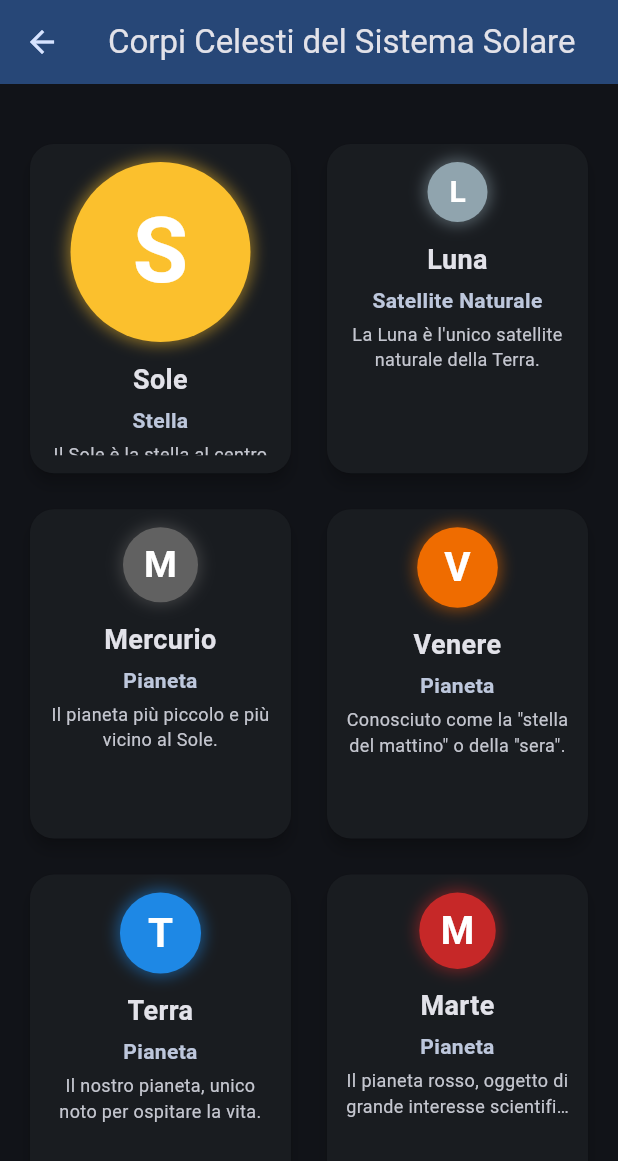
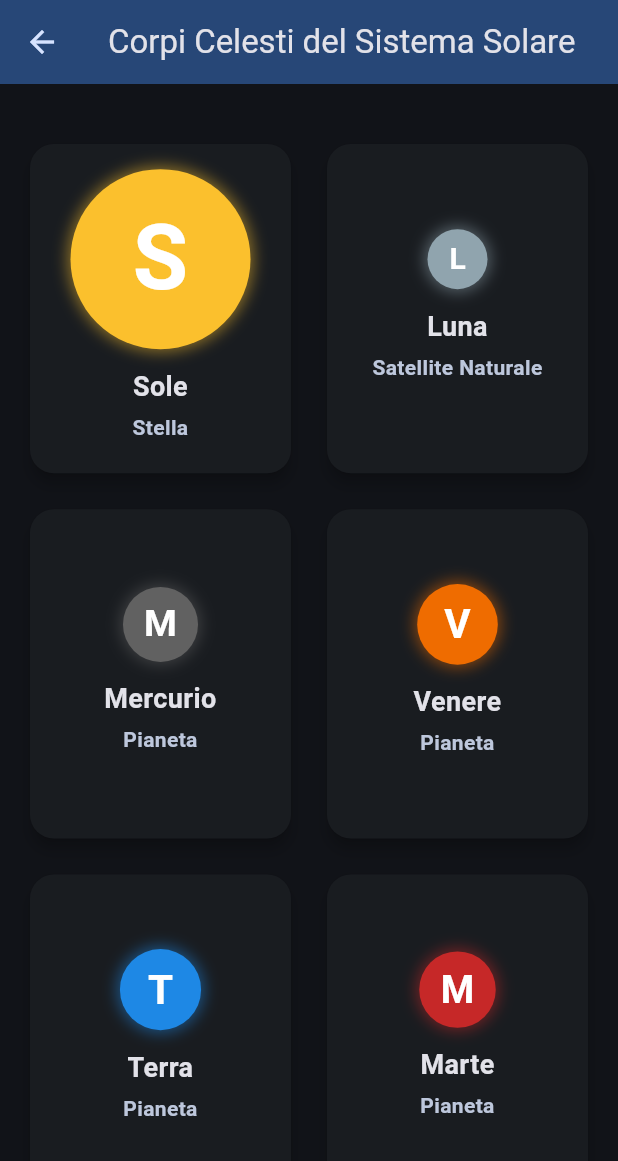
Before and after one commit to Lore-byte/PhysicsEaseRelease, a Flutter app: the PlanetsPage screen opened directly, on a phone screen of 412 x 824 dp. Shown: the top 1161 px of the screen. Run offline on Flutter 3.47's test engine with Material 3 defaults, Android fonts, the phone set to English and light mode, and no system bars; our stand-ins replace fl_chart, math_expressions, permission_handler, sensors_plus, share_plus, shared_preferences; missing offline and left inert: flutter_math_fork; accounts and stored records are empty.

Commit message:
little gui update

```diff
--- a/lib/pages/greek_alphabet_page.dart
+++ b/lib/pages/greek_alphabet_page.dart
@@ -26,7 +26,7 @@ class GreekAlphabetPage extends StatelessWidget {
     },
     {
       'letter': 'Δ δ (Delta)',
-      'description': r'''Variazione, differenza (es. $\Delta t$ per variazione di tempo). Simbolo maiuscolo ($\Delta$) per differenze finite, Laplaciano.''', // Fixed
+      'description': r'''Variazione, differenza. Simbolo maiuscolo per differenze finite, Laplaciano.''',
       'formula': '',
       'formula_note': ''
     },
@@ -50,25 +50,25 @@ class GreekAlphabetPage extends StatelessWidget {
     },
     {
       'letter': 'Θ θ (Theta)',
-      'description': r'''Angolo, temperatura (in termodinamica, a volte come $\Theta$).''',
+      'description': r'''Angolo, temperatura (in termodinamica).''',
       'formula': r'\theta',
       'formula_note': '(angolo)'
     },
     {
       'letter': 'Λ λ (Lambda)',
-      'description': r'''Lunghezza d\'onda, densità lineare di carica, costante cosmologica.''',
+      'description': r'''Lunghezza d'onda, densità lineare di carica, costante cosmologica.''',
       'formula': r'\lambda = v/f',
       'formula_note': '(lunghezza d\'onda)'
     },
     {
       'letter': 'Μ μ (Mu)',
-      'description': r'''Coefficiente di attrito, permeabilità magnetica ($ \mu_0 $), momento di dipolo magnetico.''',
+      'description': r'''Coefficiente di attrito, permeabilità magnetica, momento di dipolo magnetico.''',
       'formula': r'F_{attrito} = \mu_s N',
       'formula_note': '(forza di attrito)'
     },
     {
       'letter': 'Ν ν (Nu)',
-      'description': r'''Frequenza (a volte al posto di $f$).''',
+      'description': r'''Frequenza (a volte al posto di f).''',
       'formula': r'E = h\nu',
       'formula_note': '(energia del fotone)'
     },
@@ -80,7 +80,7 @@ class GreekAlphabetPage extends StatelessWidget {
     },
     {
       'letter': 'Π π (Pi)',
-      'description': r'''Costante matematica (3.14...), impulso. Simbolo maiuscolo ($\Pi$) per prodotto matematico.''',
+      'description': r'''Costante matematica (3.14...), impulso. Simbolo maiuscolo per prodotto matematico.''',
       'formula': '',
       'formula_note': ''
     },
@@ -92,7 +92,7 @@ class GreekAlphabetPage extends StatelessWidget {
     },
     {
       'letter': 'Σ σ (Sigma)',
-      'description': r'''Tensione meccanica, conducibilità elettrica, sezione d\'urto, deviazione standard. Simbolo maiuscolo ($\Sigma$) per sommatoria matematica.''',
+      'description': r'''Tensione meccanica, conducibilità elettrica, sezione d'urto, deviazione standard. Simbolo maiuscolo per sommatoria matematica.''',
       'formula': '',
       'formula_note': ''
     },
@@ -104,13 +104,13 @@ class GreekAlphabetPage extends StatelessWidget {
     },
     {
       'letter': 'Υ υ (Ypsilon)',
-      'description': r'''Velocità (a volte, per distinguerla da $v$).''',
+      'description': r'''Velocità (a volte, per distinguerla da v).''',
       'formula': '',
       'formula_note': ''
     },
     {
       'letter': 'Φ φ (Phi)',
-      'description': r'''Flusso magnetico/elettrico, potenziale, angolo di fase. Simbolo maiuscolo ($\Phi$) per flusso totale.''',
+      'description': r'''Flusso magnetico/elettrico, potenziale, angolo di fase. Simbolo maiuscolo per flusso totale.''',
       'formula': '',
       'formula_note': ''
     },
@@ -128,7 +128,7 @@ class GreekAlphabetPage extends StatelessWidget {
     },
     {
       'letter': 'Ω ω (Omega)',
-      'description': r'''Velocità angolare, frequenza angolare, resistenza (Ohm, come $\Omega$).''',
+      'description': r'''Velocità angolare, frequenza angolare, resistenza (Ohm).''',
       'formula': r'\omega = \frac{\Delta \theta}{\Delta t}',
       'formula_note': '(velocità angolare)'
     },
@@ -141,7 +141,7 @@ class GreekAlphabetPage extends StatelessWidget {
 
     return Scaffold(
       appBar: AppBar(
-        title: const Text('Alfabeto Greco in Fisica'),
+        title: const Text('Alfabeto Greco'),
         backgroundColor: colorScheme.primaryContainer,
         iconTheme: IconThemeData(color: colorScheme.onPrimaryContainer),
       ),
--- a/lib/pages/planets_page.dart
+++ b/lib/pages/planets_page.dart
@@ -265,18 +265,7 @@ class PlanetsPage extends StatelessWidget {
                 overflow: TextOverflow.ellipsis,
               ),
               const SizedBox(height: 4),
-              Expanded(
-                child: Text(
-                  body.description.split('.').first + '.',
-                  textAlign: TextAlign.center,
-                  style: TextStyle(
-                    fontSize: 12,
-                    color: colorScheme.onSurfaceVariant,
-                  ),
-                  maxLines: 2,
-                  overflow: TextOverflow.ellipsis,
-                ),
-              ),
+
             ],
           ),
         ),
```
